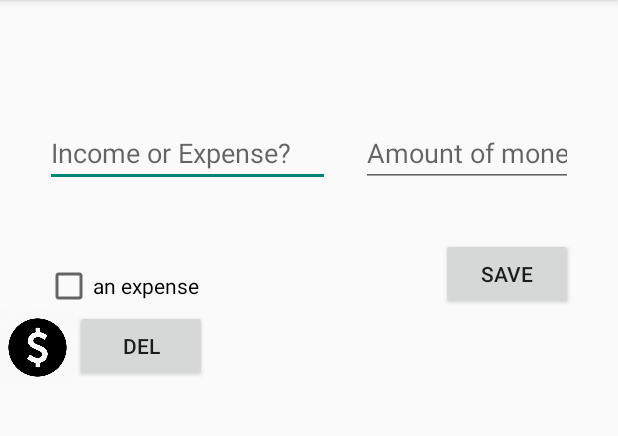
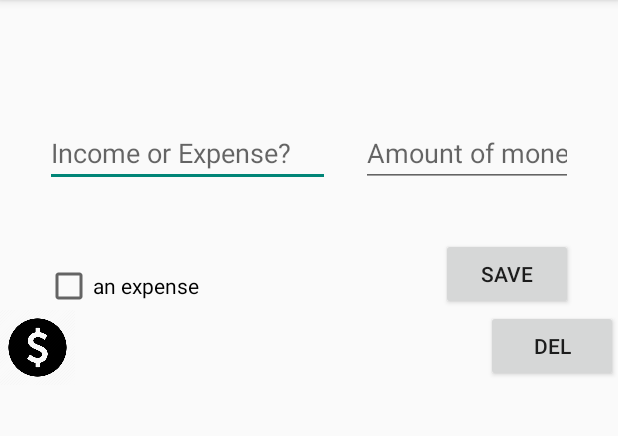
Before and after one commit to annguyen9461/androidProjects, an Android app: the screen it shows after launch (MainActivity), after a tap on "SAVE", on a phone screen of 412 x 824 dp, the part 84-520 px from its top. Run offline under Robolectric (Android 15) with nearby library versions, the phone set to English and light mode, and no system bars.

Commit message:
del btn to the right

```diff
--- a/AndWallet/app/src/main/res/layout/money_row.xml
+++ b/AndWallet/app/src/main/res/layout/money_row.xml
@@ -23,6 +23,11 @@
     android:textSize="20sp"
     android:text="Money Amount"/>
 
+    <View
+        android:layout_width="0dp"
+        android:layout_height="0dp"
+        android:layout_weight="1" />
+
     <Button
         android:id="@+id/btnDelete"
         android:layout_width="wrap_content"
```
